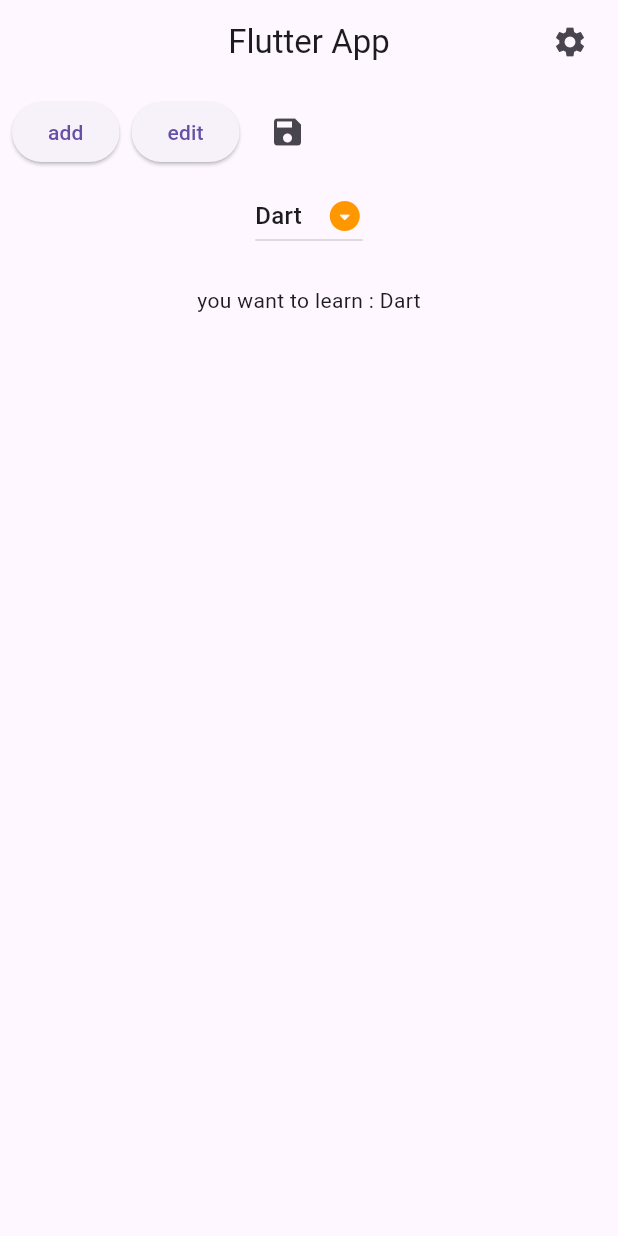
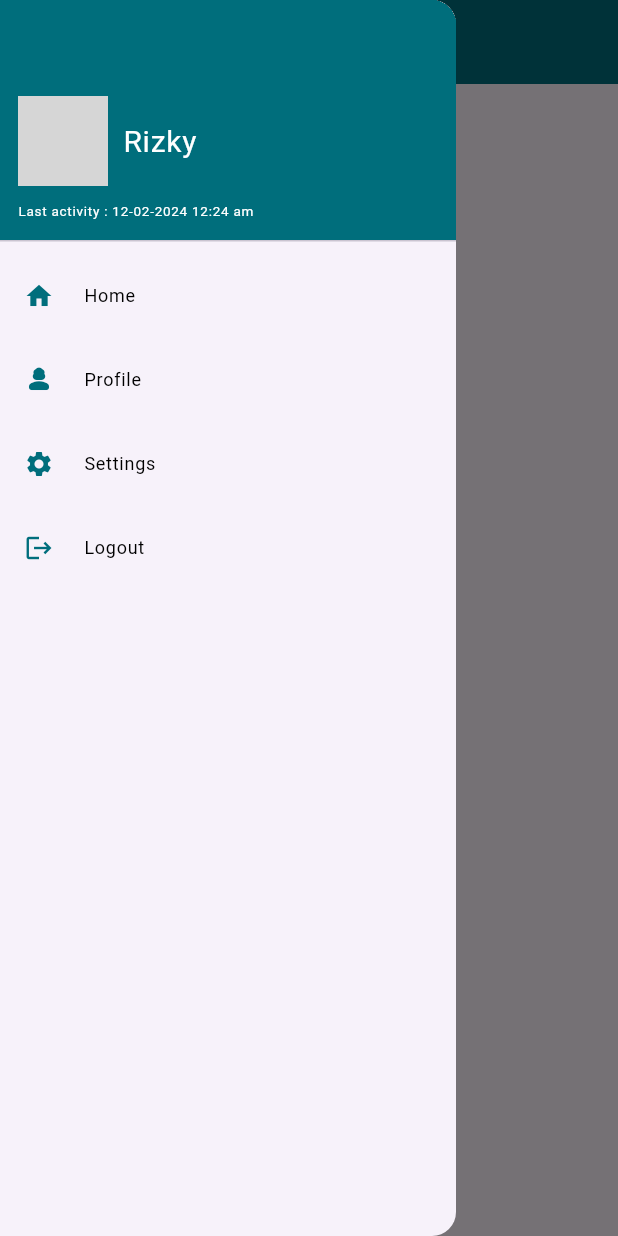
Before and after one commit to sm-hl/simple_project, a Flutter app: the screen it shows after launch, with the side drawer open (before the commit the screen has no drawer), on a phone screen of 412 x 824 dp. Run offline on Flutter 3.47's test engine with Material 3 defaults, Android fonts, the phone set to English and light mode, and no system bars; our stand-ins replace flutter_svg; grey boxes are pictures that could not be loaded.

Commit message:
Navigation Drawer

```diff
--- a/lib/main.dart
+++ b/lib/main.dart
@@ -1,3 +1,5 @@
+// ignore_for_file: prefer_const_constructors, prefer_const_literals_to_create_immutables
+
 import 'package:flutter/material.dart';
 
 void main() {
@@ -12,76 +14,90 @@ class MyApp extends StatefulWidget {
 }
 
 class _MyAppState extends State<MyApp> {
-  List<String> courses = ['Dart', 'Flutter', 'React', 'JS'];
-  String selectedCourse = 'Dart';
-
-  List<PopupMenuEntry<dynamic>> list = [];
-
-  @override
-  void initState() {
-    super.initState();
-    list.add(PopupMenuItem(child: Text('Dart'), value: 'Dart'));
-    list.add(PopupMenuItem(child: Text('Flutter'), value: 'Flutter'));
-    list.add(PopupMenuDivider(height: 12,));
-    list.add(PopupMenuItem(child: Text('React'), value: 'React'));
-    list.add(PopupMenuItem(child: Text('JS'), value: 'JS'));
-  }
-
   @override
   Widget build(BuildContext context) {
     return MaterialApp(
       debugShowCheckedModeBanner: false,
       home: Scaffold(
         appBar: AppBar(
-          title: Text('Flutter App'),
+          title: Text(
+            'Flutter App',
+            style: TextStyle(color: Colors.white),
+          ),
           centerTitle: true,
-          actions: [
-            PopupMenuButton(
-              itemBuilder: (context) =>list,
-              onCanceled: () =>
-                  print('nothing selected'), //if we clicked outside menu
-              onSelected: (value) => setState(() => selectedCourse = value),
-              icon: Icon(Icons.settings), //custom icon
-              padding: EdgeInsets.symmetric(horizontal: 20),
-            )
+          backgroundColor: Color.fromARGB(255, 0, 110, 124),
+          iconTheme: IconThemeData(color: Colors.white), //color drawer icon
+        ),
+        //menu sidebar ->in left, endDrawer: Drawer() -> in right
+        drawer: Drawer(
+          child: ListView(
+            children: [
+              DrawerHeader(
+                decoration: BoxDecoration(
+                  color: Color.fromARGB(255, 0, 110, 124),
+                ),
+                padding: EdgeInsets.all(12),
+                child: Column(
+                  crossAxisAlignment: CrossAxisAlignment.start,
+                  mainAxisAlignment: MainAxisAlignment.end,
+                  children: [
+                    Row(
+                      children: [
+                        CircleAvatar(
+                          radius: 30,
+                          backgroundImage:
+                              AssetImage('assets/images/profil.jpg'),
+                        ),
+                        SizedBox(width: 10),
+                        Text('Rizky',
+                            style:
+                                TextStyle(fontSize: 20, color: Colors.white)),
                       ],
                     ),
-        body: Column(
-          mainAxisAlignment: MainAxisAlignment.start,
-          children: [
-            //like row, but useful for buttons
-            ButtonBar(
-              alignment: MainAxisAlignment.start,
-              children: [
-                ElevatedButton(onPressed: () {}, child: Text("add")),
-                ElevatedButton(onPressed: () {}, child: Text("edit")),
-                IconButton(onPressed: () {}, icon: Icon(Icons.save))
+                    SizedBox(height: 10),
+                    Text("Last activity : 12-02-2024 12:24 am",
+                        style: TextStyle(fontSize: 9, color: Colors.white))
                   ],
                 ),
-
-            // DropDown
-            DropdownButton(
-              items: courses.map((course) {
-                return DropdownMenuItem(child: Text(course), value: course);
-              }).toList(),
-              onChanged: (value) {
-                setState(() {
-                  selectedCourse = value.toString();
-                });
+              ),
+              ListTile(
+                leading: Icon(Icons.home,
+                    size: 20, color: Color.fromARGB(255, 0, 110, 124)),
+                title: Text('Home',
+                    style: TextStyle(fontSize: 12, color: Colors.black)),
+                // subtitle: Text('Home', style: TextStyle(fontSize: 11, color: Colors.black)),
+                onTap: () {},
+              ),
+              ListTile(
+                leading: Icon(Icons.person_3_rounded,
+                    size: 20, color: Color.fromARGB(255, 0, 110, 124)),
+                title: Text('Profile',
+                    style: TextStyle(fontSize: 12, color: Colors.black)),
+                // subtitle: Text('Home', style: TextStyle(fontSize: 11, color: Colors.black)),
+                onTap: () {},
+              ),
+              ListTile(
+                leading: Icon(Icons.settings,
+                    size: 20, color: Color.fromARGB(255, 0, 110, 124)),
+                title: Text('Settings',
+                    style: TextStyle(fontSize: 12, color: Colors.black)),
+                // subtitle: Text('Home', style: TextStyle(fontSize: 11, color: Colors.black)),
+                onTap: () {},
+              ),
+              ListTile(
+                leading: Icon(Icons.logout,
+                    size: 20, color: Color.fromARGB(255, 0, 110, 124)),
+                title: Text('Logout',
+                    style: TextStyle(fontSize: 12, color: Colors.black)),
+                // subtitle: Text('Home', style: TextStyle(fontSize: 11, color: Colors.black)),
+                onTap: () {
+                  print('logout');
                 },
-              value: selectedCourse,
-              icon: Icon(Icons.arrow_drop_down_circle_rounded),
-              iconEnabledColor: Colors.orange,
-              iconDisabledColor: Colors.grey, //if we have onChanged: null,
               ),
-
-            SizedBox(
-              height: 22,
-            ),
-
-            Text("you want to learn : $selectedCourse"),
             ],
           ),
+        ),
+        // body: null,
       ),
     );
   }
--- /dev/null
+++ b/lib/pages/home.dart
@@ -0,0 +1,16 @@
+// ignore_for_file: prefer_const_constructors
+
+import 'package:flutter/material.dart';
+
+class Home extends StatelessWidget {
+  const Home({super.key});
+
+  @override
+  Widget build(BuildContext context) {
+    return SafeArea(
+      child: Scaffold(
+        body: Text('Home'),
+      ),
+    );
+  }
+}
```
Also changed, not shown: lib/pages/profile.dart (added). Lines whose indentation alone changed are shown as unchanged.
